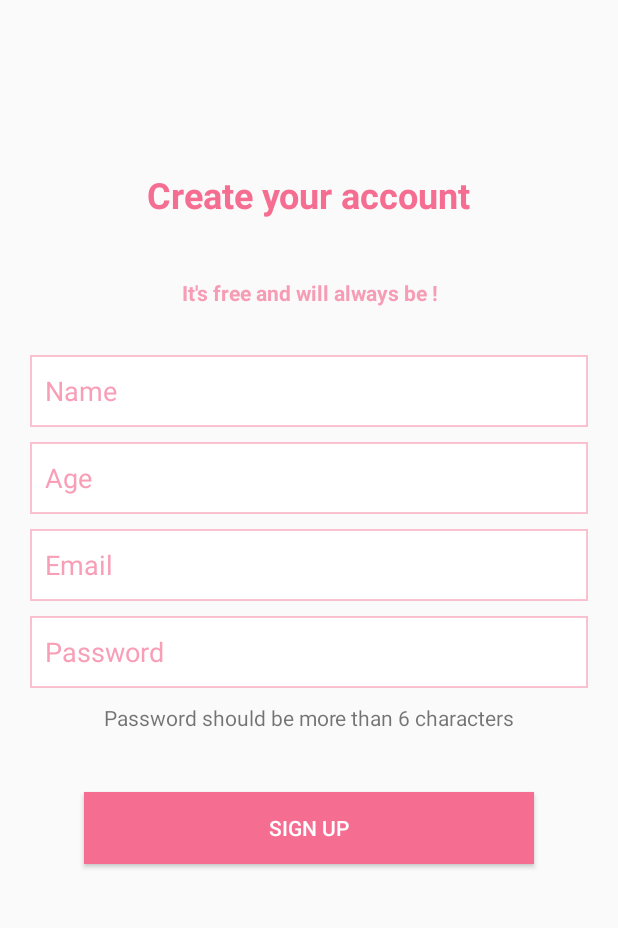
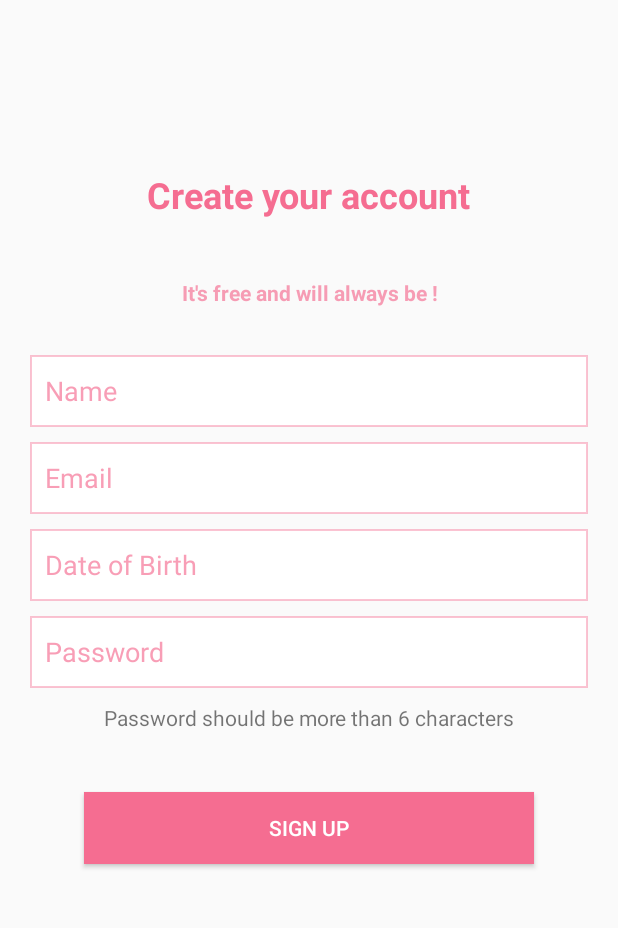
Before and after one commit to ahsantahseen/Kharcha, an Android app: the layout activity_sign_up_screen.xml on its own in the app's theme, with its tools: preview values and no code run, on a phone screen of 412 x 824 dp, the part 75-1003 px from its top. Run offline under Robolectric (Android 15) with nearby library versions, the phone set to English and light mode, and no system bars.

Commit message:
Added Basic Sign-Up, Login Auth using firebase

```diff
--- a/app/build.gradle
+++ b/app/build.gradle
@@ -1,5 +1,6 @@
 plugins {
     id 'com.android.application'
+    id 'com.google.gms.google-services'
 }
 
 android {
@@ -33,6 +34,7 @@ dependencies {
     implementation 'com.google.android.material:material:1.5.0'
     implementation 'androidx.constraintlayout:constraintlayout:2.1.3'
     implementation 'com.github.AnyChart:AnyChart-Android:1.1.2'
+    implementation 'com.google.firebase:firebase-auth:19.2.0'
     testImplementation 'junit:junit:4.13.2'
     androidTestImplementation 'androidx.test.ext:junit:1.1.3'
     androidTestImplementation 'androidx.test.espresso:espresso-core:3.4.0'
--- a/app/src/main/res/layout/activity_login_screen.xml
+++ b/app/src/main/res/layout/activity_login_screen.xml
@@ -54,7 +54,7 @@
         app:layout_constraintTop_toBottomOf="@+id/loginHeading">
 
         <EditText
-            android:id="@+id/editTextTextEmailAddress"
+            android:id="@+id/loginEmail"
             android:layout_width="match_parent"
             android:layout_height="wrap_content"
             android:layout_marginBottom="5dp"
@@ -70,7 +70,7 @@
             tools:ignore="SpeakableTextPresentCheck" />
 
         <EditText
-            android:id="@+id/editTextTextPassword"
+            android:id="@+id/loginPassword"
             android:layout_width="match_parent"
             android:layout_height="wrap_content"
             android:autofillHints="password"
--- a/app/src/main/res/layout/activity_main.xml
+++ b/app/src/main/res/layout/activity_main.xml
@@ -268,7 +268,7 @@
             android:textSize="16sp" />
 
         <Button
-            android:id="@+id/logout"
+            android:id="@+id/logoutBtn"
             android:layout_width="200dp"
             android:layout_height="55dp"
             android:layout_marginLeft="10dp"
--- a/app/src/main/res/layout/activity_sign_up_screen.xml
+++ b/app/src/main/res/layout/activity_sign_up_screen.xml
@@ -69,7 +69,7 @@
         app:layout_constraintTop_toTopOf="parent">
 
         <EditText
-            android:id="@+id/editTextTextPersonName"
+            android:id="@+id/userName"
             android:layout_width="match_parent"
             android:layout_height="wrap_content"
             android:background="@drawable/custom_edit_text"
@@ -82,21 +82,7 @@
             android:textColorHint="@color/appSecondary" />
 
         <EditText
-            android:id="@+id/editTextNumber"
-            android:layout_width="match_parent"
-            android:layout_height="wrap_content"
-            android:layout_marginTop="10dp"
-            android:background="@drawable/custom_edit_text"
-            android:ems="10"
-            android:hint="@string/app_agePlaceHolder"
-            android:inputType="number"
-            android:minHeight="48dp"
-            android:padding="10dp"
-            android:textColor="@color/appSecondary"
-            android:textColorHint="@color/appSecondary" />
-
-        <EditText
-            android:id="@+id/editTextTextEmailAddress3"
+            android:id="@+id/userEmail"
             android:layout_width="match_parent"
             android:layout_height="wrap_content"
             android:layout_marginTop="10dp"
@@ -111,7 +97,20 @@
             android:textColorHint="@color/appSecondary" />
 
         <EditText
-            android:id="@+id/editTextTextPassword2"
+            android:id="@+id/userDateOfBirth"
+            android:layout_width="match_parent"
+            android:layout_height="wrap_content"
+            android:layout_marginTop="10dp"
+            android:background="@drawable/custom_edit_text"
+            android:ems="10"
+            android:hint="Date of Birth"
+            android:inputType="date"
+            android:minHeight="48dp"
+            android:padding="10dp"
+            android:textColorHint="@color/appSecondary" />
+
+        <EditText
+            android:id="@+id/userPassword"
             android:layout_width="match_parent"
             android:layout_height="wrap_content"
             android:layout_marginTop="10dp"
@@ -135,7 +134,7 @@
     </LinearLayout>
 
     <Button
-        android:id="@+id/button"
+        android:id="@+id/registerBtn"
         android:layout_width="300dp"
         android:layout_height="wrap_content"
         android:layout_marginStart="161dp"
--- a/build.gradle
+++ b/build.gradle
@@ -1,4 +1,8 @@
-// Top-level build file where you can add configuration options common to all sub-projects/modules.
+buildscript {
+    dependencies {
+        classpath 'com.google.gms:google-services:4.3.3'
+    }
+}// Top-level build file where you can add configuration options common to all sub-projects/modules.
 plugins {
     id 'com.android.application' version '7.1.2' apply false
     id 'com.android.library' version '7.1.2' apply false
```
Also changed, not shown: app/src/main/java/com/example/kharcha/LoginScreen.java (+57 -3 lines), app/src/main/java/com/example/kharcha/MainActivity.java (+14 -1 lines), app/src/main/java/com/example/kharcha/SignUpScreen.java (+65 -0 lines).
